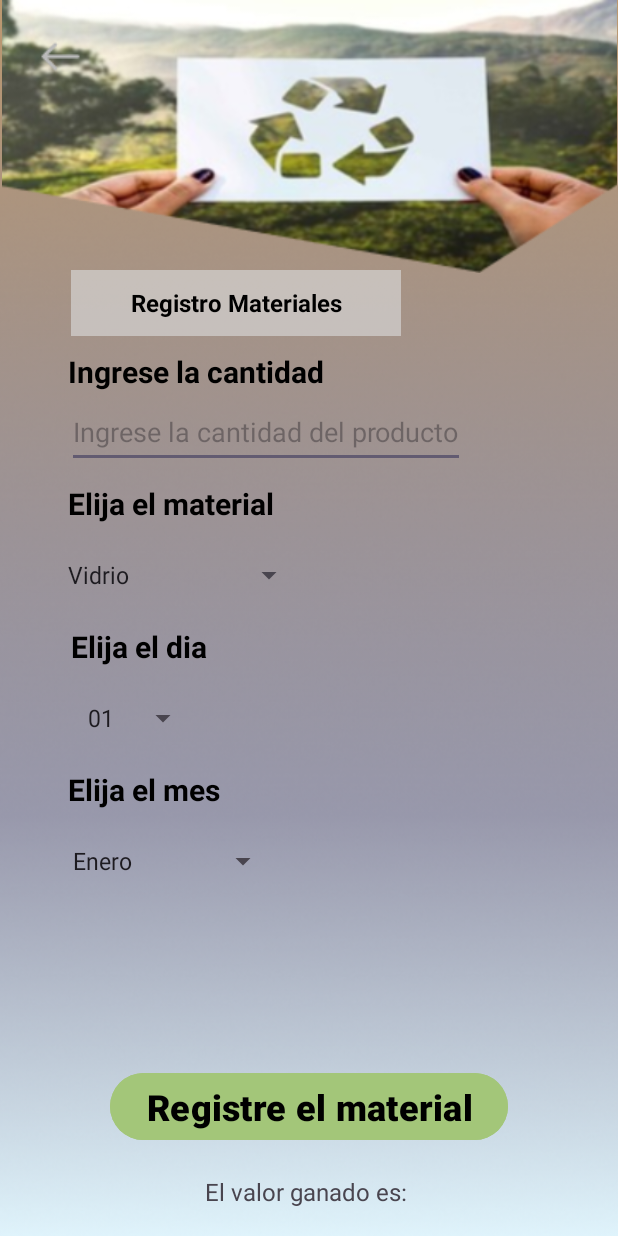
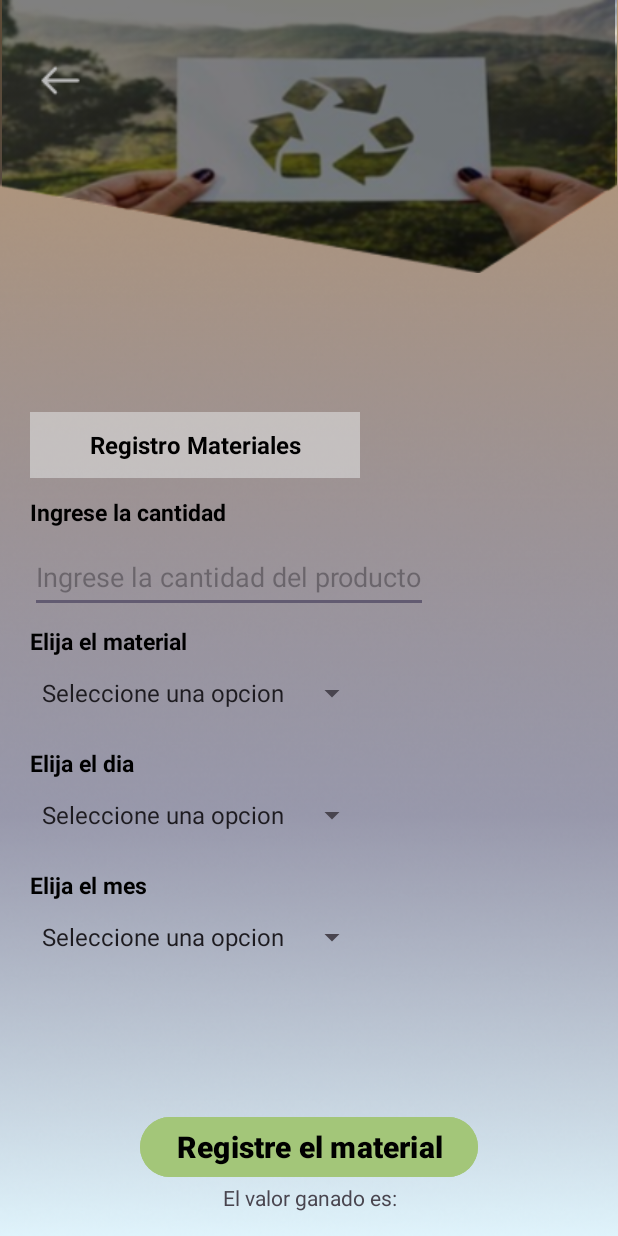
Before and after one commit to noelia333/EcoReciclaje, an Android app: the registro_materiales screen opened directly, with no data from a screen before it, on a phone screen of 412 x 824 dp. Run offline under Robolectric (Android 15) with nearby library versions, the phone set to English and light mode, and no system bars.

Commit message:
intent pantalla registro material

```diff
--- a/app/src/main/java/co/edu/unipiloto/ecoreciclaje_equipo05/Perfil_usuario.java
+++ b/app/src/main/java/co/edu/unipiloto/ecoreciclaje_equipo05/Perfil_usuario.java
@@ -17,9 +17,6 @@ public class Perfil_usuario extends AppCompatActivity {
     TextView tvConsejos;
 
     TextView tvMaterialRecicable;
-
-
-
 
     @Override
     protected void onCreate(Bundle savedInstanceState) {
--- a/app/src/main/java/co/edu/unipiloto/ecoreciclaje_equipo05/registro_materiales.java
+++ b/app/src/main/java/co/edu/unipiloto/ecoreciclaje_equipo05/registro_materiales.java
@@ -2,13 +2,31 @@ package co.edu.unipiloto.ecoreciclaje_equipo05;
 
 import androidx.appcompat.app.AppCompatActivity;
 
+import android.content.Intent;
 import android.os.Bundle;
+import android.view.View;
+import android.widget.ImageView;
 
 public class registro_materiales extends AppCompatActivity {
+
+    ImageView imagenRetroceder;
 
     @Override
     protected void onCreate(Bundle savedInstanceState) {
         super.onCreate(savedInstanceState);
         setContentView(R.layout.activity_registro_materiales);
+
+        imagenRetroceder = findViewById(R.id.imvRetroceder);
+
+        imagenRetroceder.setOnClickListener(new View.OnClickListener() {
+            @Override
+            public void onClick(View v) {
+
+                Intent retroceder = new Intent(getApplicationContext(), Perfil_usuario.class);
+                startActivity(retroceder);
+            }
+        });
+
+
     }
 }
--- a/app/src/main/res/layout/activity_registro_materiales.xml
+++ b/app/src/main/res/layout/activity_registro_materiales.xml
@@ -12,13 +12,7 @@
         android:layout_width="match_parent"
         android:layout_height="match_parent"
         android:scaleType="centerCrop"
-        android:src="@drawable/fondo"
-        app:layout_constraintBottom_toBottomOf="parent"
-        app:layout_constraintEnd_toEndOf="parent"
-        app:layout_constraintHorizontal_bias="0.0"
-        app:layout_constraintStart_toStartOf="parent"
-        app:layout_constraintTop_toTopOf="parent"
-        app:layout_constraintVertical_bias="0.0" />
+        android:src="@drawable/fondo" />
 
     <ImageView
         android:id="@+id/imageView3"
@@ -29,15 +23,25 @@
         android:src="@drawable/polygon_1"
         app:layout_constraintEnd_toEndOf="parent"
         app:layout_constraintStart_toStartOf="parent"
-        app:layout_constraintTop_toTopOf="parent" />
-
+        app:layout_constraintTop_toTopOf="@+id/imageView" />
 
 
     <ImageView
-        android:id="@+id/imageView16"
+        android:id="@+id/imageView2"
+        android:layout_width="410dp"
+        android:layout_height="182dp"
+        android:scaleType="centerCrop"
+        app:layout_constraintEnd_toEndOf="@+id/imageView3"
+        app:layout_constraintHorizontal_bias="0.0"
+        app:layout_constraintStart_toStartOf="parent"
+        app:layout_constraintTop_toTopOf="parent"
+        app:srcCompat="@drawable/opacidad" />
+
+    <ImageView
+        android:id="@+id/imvRetroceder"
         android:layout_width="wrap_content"
         android:layout_height="wrap_content"
-        android:layout_marginTop="24dp"
+        android:layout_marginTop="40dp"
         android:scaleType="centerCrop"
         android:src="@drawable/retroceso"
         app:layout_constraintEnd_toEndOf="parent"
@@ -45,155 +49,128 @@
         app:layout_constraintStart_toStartOf="parent"
         app:layout_constraintTop_toTopOf="@+id/imageView" />
 
+    <LinearLayout
+        android:id="@+id/linearLayout"
+        android:layout_width="match_parent"
+        android:layout_height="wrap_content"
+        android:orientation="vertical"
+        android:padding="20dp"
+        app:layout_constraintBottom_toTopOf="@+id/linearLayout4"
+        app:layout_constraintEnd_toEndOf="parent"
+        app:layout_constraintHorizontal_bias="1.0"
+        app:layout_constraintStart_toStartOf="parent"
+        app:layout_constraintTop_toBottomOf="@+id/imageView3">
 
         <TextView
             android:id="@+id/textView3"
             android:layout_width="220dp"
             android:layout_height="44dp"
-        android:layout_marginTop="180dp"
             android:background="#A3D9D9D9"
             android:gravity="center"
             android:text="Registro Materiales"
             android:textAlignment="center"
             android:textColor="@color/black"
             android:textSize="16dp"
-        android:textStyle="bold"
-        app:layout_constraintEnd_toEndOf="parent"
-        app:layout_constraintHorizontal_bias="0.246"
-        app:layout_constraintStart_toStartOf="parent"
-        app:layout_constraintTop_toTopOf="@+id/imageView" />
+            android:textStyle="bold" />
 
         <TextView
             android:id="@+id/textView4"
             android:layout_width="wrap_content"
             android:layout_height="26dp"
-        android:layout_marginTop="10dp"
+            android:layout_marginTop="12dp"
             android:text="Ingrese la cantidad"
             android:textColor="@color/black"
-        android:textSize="20dp"
-        android:textStyle="bold"
-        app:layout_constraintEnd_toEndOf="parent"
-        app:layout_constraintHorizontal_bias="0.189"
-        app:layout_constraintStart_toStartOf="@+id/imageView"
-        app:layout_constraintTop_toBottomOf="@+id/textView3" />
+            android:textSize="15sp"
+            android:textStyle="bold" />
 
         <EditText
             android:id="@+id/Peso"
             android:layout_width="wrap_content"
             android:layout_height="48dp"
             android:layout_marginTop="4dp"
-        android:hint="Ingrese la cantidad del producto"
-        app:layout_constraintEnd_toEndOf="parent"
-        app:layout_constraintHorizontal_bias="0.306"
-        app:layout_constraintStart_toStartOf="@+id/imageView"
-        app:layout_constraintTop_toBottomOf="@+id/textView4" />
+            android:hint="Ingrese la cantidad del producto" />
 
         <TextView
             android:id="@+id/textView7"
             android:layout_width="wrap_content"
             android:layout_height="wrap_content"
-        android:layout_marginTop="10dp"
+            android:layout_marginTop="8dp"
             android:text="Elija el material"
             android:textColor="@color/black"
-        android:textSize="20dp"
-        android:textStyle="bold"
-        app:layout_constraintEnd_toEndOf="parent"
-        app:layout_constraintHorizontal_bias="0.165"
-        app:layout_constraintStart_toStartOf="parent"
-        app:layout_constraintTop_toBottomOf="@+id/Peso" />
+            android:textSize="15sp"
+            android:textStyle="bold" />
 
         <Spinner
             android:id="@+id/choose_item"
             android:layout_width="wrap_content"
             android:layout_height="48dp"
-        android:layout_gravity="center"
-        android:layout_marginTop="10dp"
-        android:entries="@array/material"
-        app:layout_constraintEnd_toEndOf="parent"
-        app:layout_constraintHorizontal_bias="0.153"
-        app:layout_constraintStart_toStartOf="parent"
-        app:layout_constraintTop_toBottomOf="@+id/textView7" />
+            android:entries="@array/material" />
 
         <TextView
             android:id="@+id/textView10"
             android:layout_width="wrap_content"
             android:layout_height="wrap_content"
-        android:layout_marginTop="10dp"
+            android:layout_marginTop="12dp"
             android:text="Elija el dia"
             android:textColor="@color/black"
-        android:textSize="20dp"
-        android:textStyle="bold"
-        app:layout_constraintEnd_toEndOf="parent"
-        app:layout_constraintHorizontal_bias="0.147"
-        app:layout_constraintStart_toStartOf="parent"
-        app:layout_constraintTop_toBottomOf="@+id/choose_item" />
+            android:textSize="15sp"
+            android:textStyle="bold" />
 
         <Spinner
             android:id="@+id/spinner"
             android:layout_width="wrap_content"
             android:layout_height="48dp"
-        android:layout_gravity="center"
-        android:layout_marginTop="10dp"
-        android:entries="@array/dia"
-        app:layout_constraintEnd_toEndOf="parent"
-        app:layout_constraintHorizontal_bias="0.153"
-        app:layout_constraintStart_toStartOf="parent"
-        app:layout_constraintTop_toBottomOf="@+id/textView10" />
+            android:entries="@array/dia" />
 
         <TextView
             android:id="@+id/textView8"
             android:layout_width="wrap_content"
             android:layout_height="wrap_content"
-        android:layout_marginTop="10dp"
+            android:layout_marginTop="12dp"
             android:text="Elija el mes"
             android:textColor="@color/black"
-        android:textSize="20dp"
-        android:textStyle="bold"
-        app:layout_constraintEnd_toEndOf="parent"
-        app:layout_constraintHorizontal_bias="0.146"
-        app:layout_constraintStart_toStartOf="parent"
-        app:layout_constraintTop_toBottomOf="@+id/spinner" />
+            android:textSize="15sp"
+            android:textStyle="bold" />
 
         <Spinner
             android:id="@+id/spinner2"
             android:layout_width="wrap_content"
             android:layout_height="48dp"
+            android:entries="@array/mes" />
+
+    </LinearLayout>
+
+    <LinearLayout
+        android:id="@+id/linearLayout4"
+        android:layout_width="match_parent"
+        android:layout_height="wrap_content"
+        android:layout_marginBottom="16dp"
+        android:orientation="vertical"
+        app:layout_constraintBottom_toBottomOf="parent"
+        app:layout_constraintEnd_toEndOf="parent"
+        app:layout_constraintHorizontal_bias="1.0"
+        app:layout_constraintStart_toStartOf="parent">
+
+        <Button
+            android:id="@+id/btn_registe_material"
+            android:layout_width="wrap_content"
+            android:layout_height="wrap_content"
             android:layout_gravity="center"
-        android:layout_marginTop="10dp"
-        android:entries="@array/mes"
-        app:layout_constraintEnd_toEndOf="parent"
-        app:layout_constraintHorizontal_bias="0.153"
-        app:layout_constraintStart_toStartOf="parent"
-        app:layout_constraintTop_toBottomOf="@+id/textView8" />
+            android:backgroundTint="#A3C679"
+            android:text="Registre el material"
+            android:textColor="@color/black"
+            android:textSize="20sp"
+            android:textStyle="bold" />
+
+        <TextView
+            android:id="@+id/textView11"
+            android:layout_width="match_parent"
+            android:layout_height="wrap_content"
+            android:gravity="center"
+            android:text="El valor ganado es:" />
 
 
-    <Button
-        android:id="@+id/button"
-        android:layout_width="wrap_content"
-        android:layout_height="wrap_content"
-        android:layout_marginBottom="60dp"
-        android:backgroundTint="#A3C679"
-        android:gravity="center"
-        android:textColor="@color/black"
-        android:textStyle="bold"
-        android:textSize="24sp"
-        android:text="Registre el material"
-        app:layout_constraintBottom_toBottomOf="parent"
-        app:layout_constraintEnd_toEndOf="parent"
-        app:layout_constraintStart_toStartOf="parent"
-        app:layout_constraintTop_toBottomOf="@+id/spinner2"
-        app:layout_constraintVertical_bias="1.0" />
-
-    <TextView
-        android:id="@+id/textView9"
-        android:layout_width="wrap_content"
-        android:layout_height="wrap_content"
-        android:text="El valor ganado es: "
-        android:textSize="16sp"
-        app:layout_constraintBottom_toBottomOf="@+id/imageView"
-        app:layout_constraintEnd_toEndOf="parent"
-        app:layout_constraintStart_toStartOf="parent"
-        app:layout_constraintTop_toBottomOf="@+id/button" />
+    </LinearLayout>
 
 
 </androidx.constraintlayout.widget.ConstraintLayout>
--- a/app/src/main/res/values/strings.xml
+++ b/app/src/main/res/values/strings.xml
@@ -1,6 +1,7 @@
 <resources>
     <string name="app_name">EcoReciclaje_equipo05</string>
     <string-array name="material">
+        <item>Seleccione una opcion</item>
         <item>Vidrio</item>
         <item>Papel y carton</item>
         <item>Plasticos</item>
@@ -8,6 +9,7 @@
     </string-array>
 
     <string-array name="dia">
+        <item>Seleccione una opcion</item>
         <item>01</item>
         <item>02</item>
         <item>03</item>
@@ -42,6 +44,7 @@
     </string-array>
 
     <string-array name="mes">
+        <item>Seleccione una opcion</item>
         <item>Enero</item>
         <item>Febrero</item>
         <item>Marzo</item>
```
Also changed, not shown: app/src/main/res/layout/activity_pantalla_consejos.xml (+38 -55 lines). Lines whose indentation alone changed are shown as unchanged.
